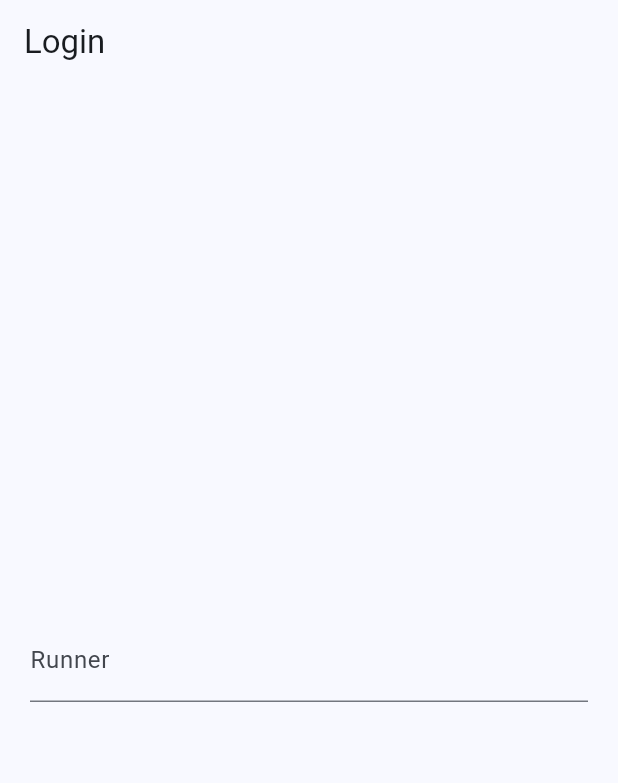
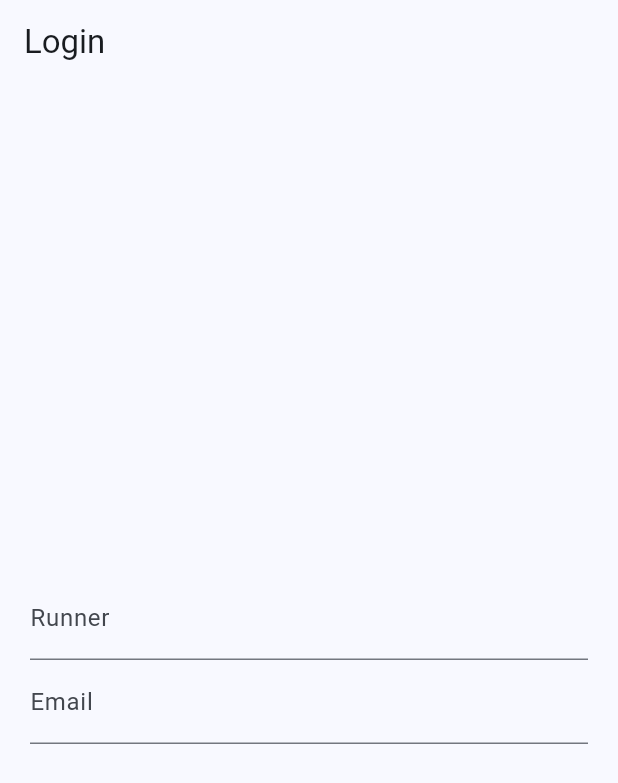
Before and after one commit to zenoplex/flutter-sandbox, a Flutter app: the screen it shows after launch, on a phone screen of 412 x 824 dp. Shown: the top 783 px of the screen. Run offline on Flutter 3.47's test engine with Material 3 defaults, Android fonts, the phone set to English and light mode, and no system bars; our stand-ins replace google_fonts.

Commit message:
feat: Add email field in login_screen

```diff
--- a/lib/login_screen.dart
+++ b/lib/login_screen.dart
@@ -11,6 +11,8 @@ class _LoginScreenState extends State<LoginScreen> {
   bool isLoggedIn = false;
   String name = "";
   final _nameController = TextEditingController();
+  final _emailController = TextEditingController();
+  final _emailRegexp = RegExp(r'^[\w-\.]+@([\w-]+\.)+[\w-]{2,4}$');
 
   @override
   Widget build(BuildContext context) {
@@ -33,6 +35,19 @@ class _LoginScreenState extends State<LoginScreen> {
               return value!.isEmpty ? 'Enter the runner\'s name.' : null;
             },
           ),
+          TextFormField(
+            controller: _emailController,
+            decoration: const InputDecoration(labelText: 'Email'),
+            validator: (value) {
+              if (value!.isEmpty) {
+                return 'Enter the runner\'s email.';
+              }
+              if (_emailRegexp.hasMatch(value)) {
+                return 'Enter a valid email.';
+              }
+              return null;
+            },
+          )
         ]),
       ),
     );
```
